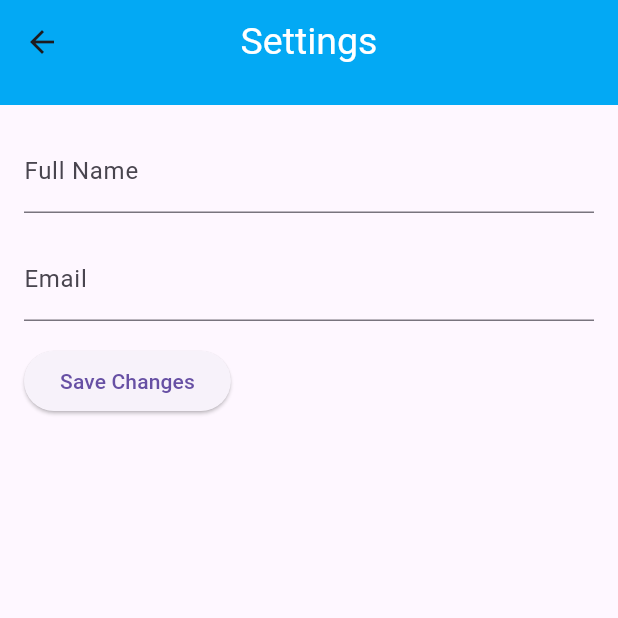
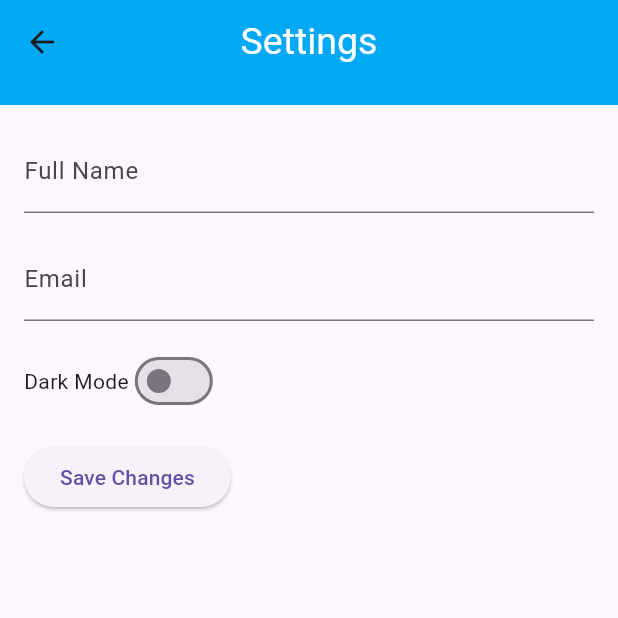
Before and after one commit to KavindaSandamal/QRAttendanceApp, a Flutter app: the SettingsPage screen opened directly, on a phone screen of 412 x 824 dp, the top half of it. Run offline on Flutter 3.47's test engine with Material 3 defaults, Android fonts, the phone set to English and light mode, and no system bars; our stand-ins replace cloud_firestore, firebase_auth, firebase_core, firebase_storage, get, image_picker and 3 more; missing offline and left inert: lecle_downloads_path_provider, qr_code_scanner; accounts and stored records are empty.

Commit message:
dark mode

```diff
--- a/lib/screens/settings_page.dart
+++ b/lib/screens/settings_page.dart
@@ -10,6 +10,8 @@ class SettingsPage extends StatefulWidget {
 class _SettingsPageState extends State<SettingsPage> {
   TextEditingController _fullNameController = TextEditingController();
   TextEditingController _emailController = TextEditingController();
+
+  bool _isDarkMode = false;
 
   @override
   void initState() {
@@ -76,6 +78,8 @@ class _SettingsPageState extends State<SettingsPage> {
           children: [
             _buildUserDetailsForm(),
             SizedBox(height: 16.0),
+            _buildThemeModeSwitch(),
+            SizedBox(height: 16.0),
             ElevatedButton(
               onPressed: () {
                 _updateUserDetails();
@@ -100,6 +104,23 @@ class _SettingsPageState extends State<SettingsPage> {
         TextField(
           controller: _emailController,
           decoration: InputDecoration(labelText: 'Email'),
+        ),
+      ],
+    );
+  }
+
+  Widget _buildThemeModeSwitch() {
+    return Row(
+      children: [
+        Text('Dark Mode'),
+        Switch(
+          value: _isDarkMode,
+          onChanged: (value) {
+            setState(() {
+              _isDarkMode = value;
+              _toggleDarkMode(value);
+            });
+          },
         ),
       ],
     );
@@ -131,4 +152,16 @@ class _SettingsPageState extends State<SettingsPage> {
   void _showErrorMessage(String message) {
     print(message);
   }
+
+  void _toggleDarkMode(bool isDarkMode) {
+    if (isDarkMode) {
+      // Set dark mode
+      // You can customize the dark theme using ThemeData.dark()
+      // Example: MyApp(theme: ThemeData.dark(), ...)
+    } else {
+      // Set light mode
+      // You can customize the light theme using ThemeData.light()
+      // Example: MyApp(theme: ThemeData.light(), ...)
+    }
+  }
 }
--- a/pubspec.yaml
+++ b/pubspec.yaml
@@ -52,6 +52,7 @@ dependencies:
   permission_handler: ^11.1.0
   lecle_downloads_path_provider: ^0.0.2+8
   mailer: ^6.0.1
+
 
 
 
```
